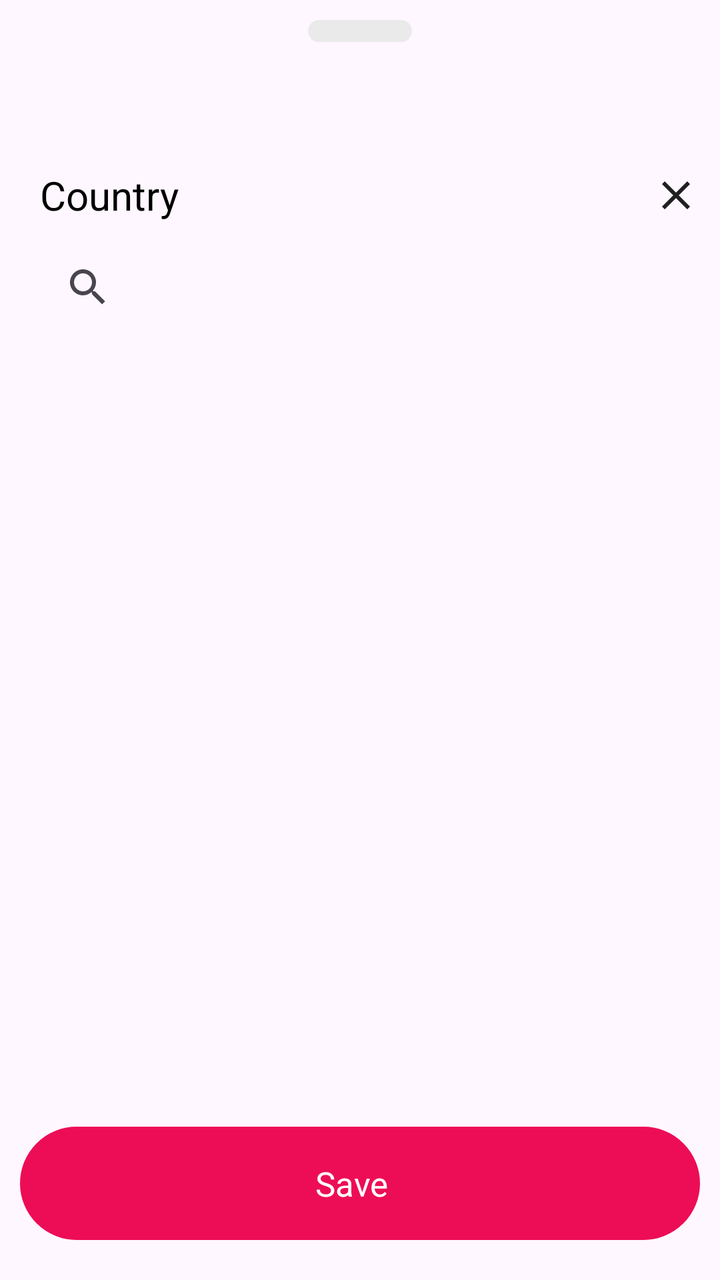
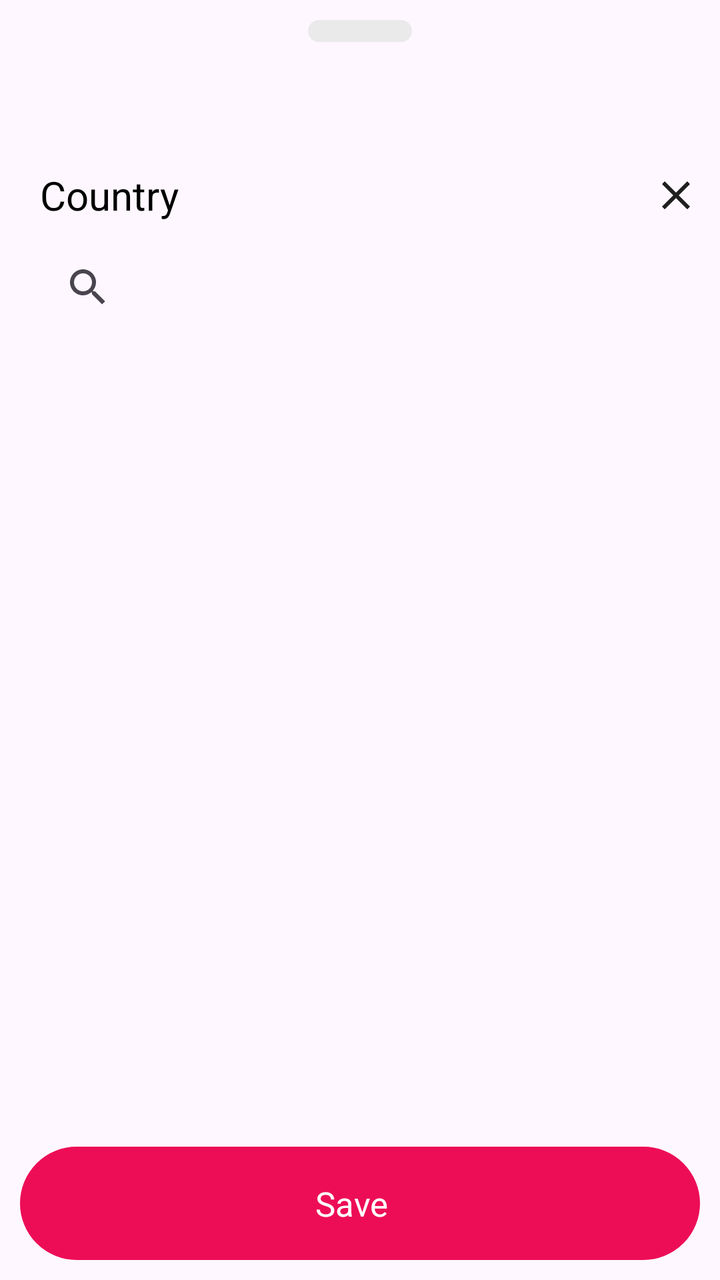

The first picture is an Android layout as it rendered before a commit; the second is the same layout after the commit. The layout source and the unified diff follow.
<!-- AndroidManifest.xml: application theme Theme.You4me -->
<!-- res/layout/fragment_country_bottom_sheet.xml -->
<?xml version="1.0" encoding="utf-8"?>
<androidx.constraintlayout.widget.ConstraintLayout
    xmlns:app="http://schemas.android.com/apk/res-auto"
    xmlns:android="http://schemas.android.com/apk/res/android"
    xmlns:tools="http://schemas.android.com/tools"
    android:layout_width="match_parent"
    android:layout_height="match_parent"
    tools:context=".ui.profile.bottomsheet.CountryBottomSheetFragment">


    <androidx.constraintlayout.widget.Guideline
        android:id="@+id/guidelineVertical1"
        android:layout_width="wrap_content"
        android:layout_height="wrap_content"
        android:orientation="horizontal"
        app:layout_constraintGuide_percent="0.1" />


    <ImageView
        android:id="@+id/imageView4"
        android:layout_width="wrap_content"
        android:layout_height="wrap_content"
        android:src="@drawable/top_arc_img"
        android:layout_marginTop="@dimen/margin_10dp"
        app:layout_constraintEnd_toEndOf="parent"
        app:layout_constraintStart_toStartOf="parent"
        app:layout_constraintTop_toTopOf="parent" />

    <TextView
        android:id="@+id/textView28"
        android:layout_width="wrap_content"
        android:layout_height="wrap_content"
        android:layout_margin="@dimen/margin_20dp"
        android:text="Country"
        android:textColor="@color/black"
        android:textSize="@dimen/text_size_20sp"
        app:layout_constraintStart_toStartOf="parent"
        app:layout_constraintTop_toTopOf="@+id/guidelineVertical1" />

    <ImageView
        android:id="@+id/cancel_icon"
        android:layout_width="wrap_content"
        android:layout_height="wrap_content"
        android:src="@drawable/cancel_icon"
        app:layout_constraintBottom_toBottomOf="@+id/textView28"
        app:layout_constraintEnd_toEndOf="parent"
        app:layout_constraintTop_toTopOf="@+id/textView28" />

    <SearchView
        android:id="@+id/searchView"
        android:layout_width="0dp"
        android:layout_height="wrap_content"
        android:queryHint="Search countries..."
        app:layout_constraintEnd_toEndOf="parent"
        app:layout_constraintStart_toStartOf="@+id/textView28"
        app:layout_constraintTop_toBottomOf="@+id/cancel_icon" />

    <ScrollView
        android:id="@+id/scrollView"
        android:layout_width="match_parent"
        android:layout_height="wrap_content"
        android:fillViewport="true"
        android:overScrollMode="ifContentScrolls"
        app:layout_constraintEnd_toEndOf="parent"
        app:layout_constraintStart_toStartOf="parent"
        app:layout_constraintTop_toBottomOf="@+id/searchView"> 

        <LinearLayout
            android:id="@+id/radioGroupCustom"
            android:layout_width="match_parent"
            android:layout_height="wrap_content"
            android:orientation="vertical"
            android:padding="16dp" />
    </ScrollView>

    <LinearLayout
        android:id="@+id/save_btn"
        android:layout_width="match_parent"
        android:layout_height="wrap_content"
        android:layout_marginStart="@dimen/margin_10dp"
        android:layout_marginEnd="@dimen/margin_10dp"
        android:layout_marginBottom="@dimen/margin_20dp"
        android:background="@drawable/rectangle_skip_for_now"
        android:backgroundTint="@color/primary_pink"
        android:gravity="center"
        android:orientation="horizontal"
        android:padding="@dimen/padding_17dp"
        app:layout_constraintBottom_toBottomOf="parent"
        app:layout_constraintEnd_toEndOf="parent"
        app:layout_constraintStart_toStartOf="parent">

        <TextView
            android:layout_width="wrap_content"
            android:layout_height="wrap_content"
            android:layout_marginEnd="8dp"
            android:text="@string/save"
            android:textColor="@color/white"
            android:textSize="17sp" />

    </LinearLayout>

</androidx.constraintlayout.widget.ConstraintLayout>
<!-- resources referenced by this layout -->
<resources>
  <color name="black">#FF000000</color>
  <color name="primary_pink">#ED0D57</color>
  <color name="white">#FFFFFFFF</color>
  <dimen name="margin_10dp">10dp</dimen>
  <dimen name="margin_20dp">20dp</dimen>
  <dimen name="padding_17dp">17dp</dimen>
  <dimen name="text_size_20sp">20sp</dimen>
  <!-- drawable cancel_icon (drawable) -->
  <vector xmlns:android="http://schemas.android.com/apk/res/android"
      android:width="44dp"
      android:height="44dp"
      android:viewportWidth="44"
      android:viewportHeight="44">
    <path
        android:pathData="M16.4,29L15,27.6L20.6,22L15,16.4L16.4,15L22,20.6L27.6,15L29,16.4L23.4,22L29,27.6L27.6,29L22,23.4L16.4,29Z"
        android:fillColor="#1F1F1F"/>
  </vector>
  <!-- drawable rectangle_skip_for_now (drawable) -->
  <?xml version="1.0" encoding="UTF-8"?>
  <shape xmlns:android="http://schemas.android.com/apk/res/android" android:id="@+id/listview_background_shape">
      <padding android:left="2dp"
          android:top="2dp"
          android:right="2dp"
          android:bottom="2dp" />
      <corners android:radius="50dp" />
      <solid android:color="@color/white" />
      <stroke android:color="@color/primary_pink"
          android:width="1dp"/>
  </shape>
  <!-- drawable top_arc_img (drawable) -->
  <vector xmlns:android="http://schemas.android.com/apk/res/android"
      android:width="52dp"
      android:height="11dp"
      android:viewportWidth="52"
      android:viewportHeight="11">
    <path
        android:pathData="M5.5,0L46.5,0A5.5,5.5 0,0 1,52 5.5L52,5.5A5.5,5.5 0,0 1,46.5 11L5.5,11A5.5,5.5 0,0 1,0 5.5L0,5.5A5.5,5.5 0,0 1,5.5 0z"
        android:fillColor="#EAEAEA"/>
  </vector>
  <string name="save">Save</string>
  <style name="Theme.You4me" parent="Base.Theme.You4me" />
  <style name="Base.Theme.You4me" parent="Theme.Material3.Light.NoActionBar">
          
           <item name="colorPrimary">@color/primary_pink</item>
      </style>
</resources>

<!-- the commit's change to res/layout/fragment_country_bottom_sheet.xml (unified diff, before → after) -->
@@ -70,7 +70,7 @@
             android:layout_width="match_parent"
             android:layout_height="wrap_content"
             android:orientation="vertical"
-            android:padding="16dp" />
+            android:paddingBottom="@dimen/margin_80dp" />
     </ScrollView>
 
     <LinearLayout
@@ -79,7 +79,7 @@
         android:layout_height="wrap_content"
         android:layout_marginStart="@dimen/margin_10dp"
         android:layout_marginEnd="@dimen/margin_10dp"
-        android:layout_marginBottom="@dimen/margin_20dp"
+        android:layout_marginBottom="@dimen/margin_10dp"
         android:background="@drawable/rectangle_skip_for_now"
         android:backgroundTint="@color/primary_pink"
         android:gravity="center"
<!-- resource entries referenced after the edit -->
@@ -5,6 +5,9 @@
   <color name="white">#FFFFFFFF</color>
   <dimen name="margin_10dp">10dp</dimen>
   <dimen name="margin_20dp">20dp</dimen>
+  <dimen name="margin_80dp">80dp</dimen>
+  
+      //Padding
   <dimen name="padding_17dp">17dp</dimen>
   <dimen name="text_size_20sp">20sp</dimen>
   <!-- drawable cancel_icon (drawable) -->
